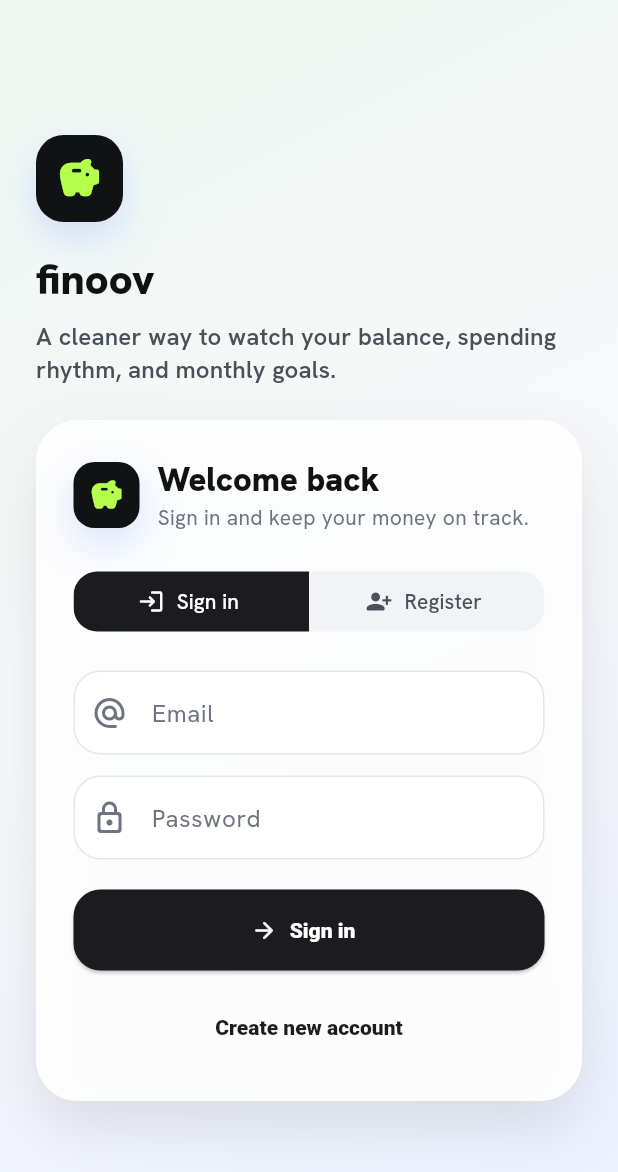
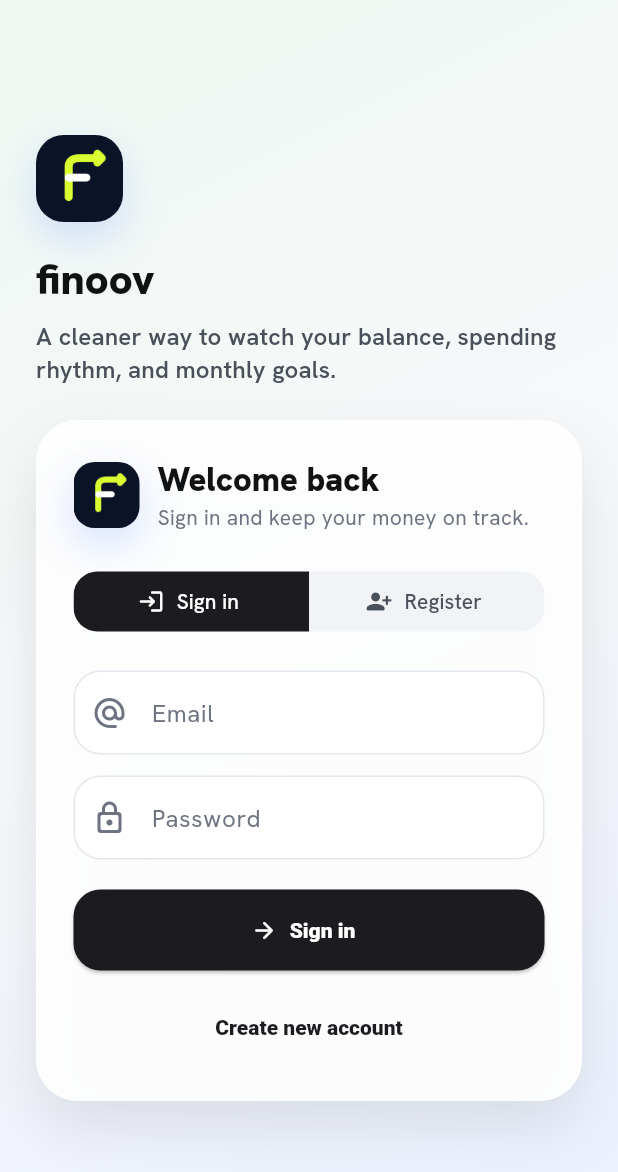
Before and after one commit to agusabdulrahman/isave, a Flutter app: the screen it shows after launch, on a phone screen of 412 x 824 dp. Shown: the top 1172 px of the screen. Run offline on Flutter 3.47's test engine with Material 3 defaults, Android fonts, the phone set to English and light mode, and no system bars; our stand-ins replace google_fonts, supabase_flutter; accounts and stored records are empty.

Commit message:
feat: update icon app

```diff
--- a/lib/view/core/app_shell.dart
+++ b/lib/view/core/app_shell.dart
@@ -558,7 +558,6 @@ class _BrandMark extends StatelessWidget {
       width: size,
       height: size,
       decoration: BoxDecoration(
-        color: const Color(0xFF111214),
         borderRadius: BorderRadius.circular(size * 0.32),
         boxShadow: [
           BoxShadow(
@@ -568,10 +567,12 @@ class _BrandMark extends StatelessWidget {
           ),
         ],
       ),
-      child: Icon(
-        Icons.savings_rounded,
-        color: const Color(0xFFB5FF4D),
-        size: size * 0.54,
+      clipBehavior: Clip.antiAlias,
+      child: Image.asset(
+        'assets/icons/icon_app.png',
+        width: size,
+        height: size,
+        fit: BoxFit.cover,
       ),
     );
   }
--- a/pubspec.yaml
+++ b/pubspec.yaml
@@ -17,3 +17,5 @@ dev_dependencies:
 
 flutter:
   uses-material-design: true
+  assets:
+    - assets/icons/
```
Also changed, not shown: assets/icons/icon_app.png (added).
